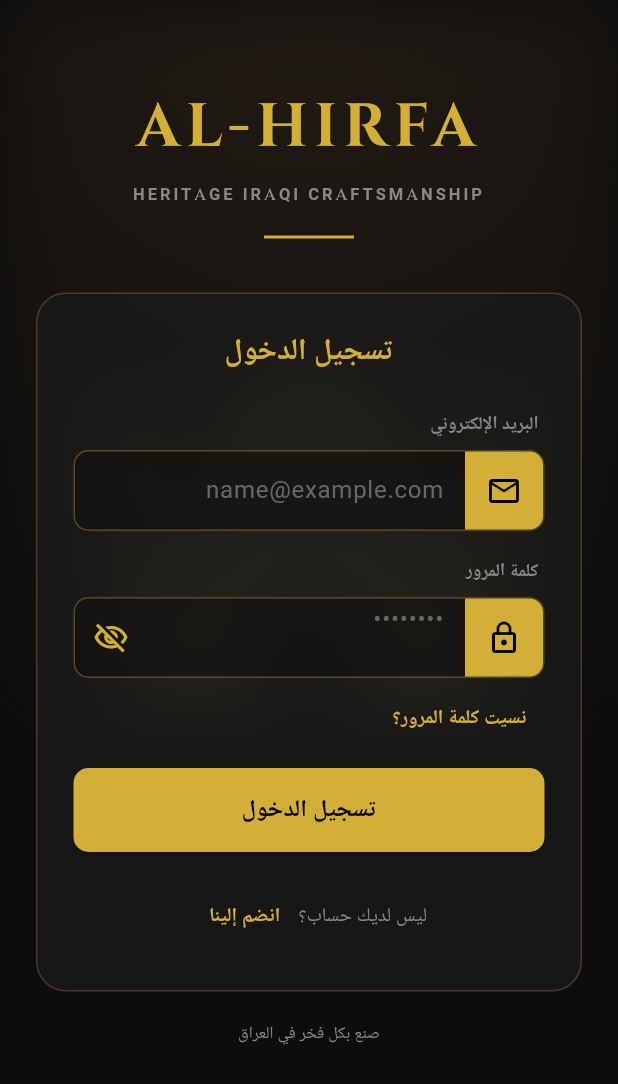
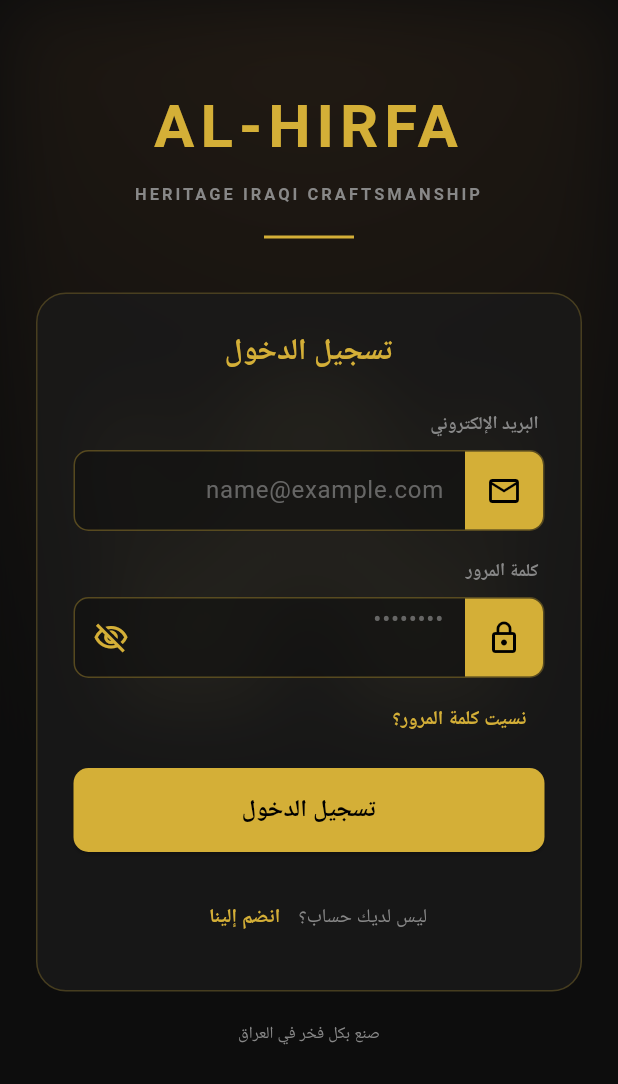
Before and after one commit to btar457/AL_HIRFA, a Flutter app: the LoginScreen screen opened directly, on a phone screen of 412 x 824 dp. Shown: the top 1084 px of the screen. Run offline on Flutter 3.47's test engine with Material 3 defaults, Android fonts, the phone set to English and light mode, and no system bars; our stand-ins replace google_fonts; Roboto replaces fonts that are missing (Cairo).

Commit message:
إعادة شعار AL-HIRFA إلى خط Cairo بدل Cinzel
طلب المستخدم استخدام نفس خط التطبيق (Cairo) للشعار بدل الخط الزخرفي، فأزلت اعتماد google_fonts في هذا الملف والاعتماد على fontFamily الموروث من ThemeData.

Co-Authored-By: Claude Sonnet 5 <noreply@anthropic.com>
Claude-Session: https://claude.ai/code/session_01FCDWfnfAF6vDU23EdbefGp

```diff
--- a/lib/screens/auth/login_screen.dart
+++ b/lib/screens/auth/login_screen.dart
@@ -1,6 +1,5 @@
 import 'dart:ui';
 import 'package:flutter/material.dart';
-import 'package:google_fonts/google_fonts.dart';
 import '../../core/constants/colors.dart';
 
 /// شاشة تسجيل الدخول (تصميم على شكل بطاقة فوق خلفية ضبابية داكنة).
@@ -89,7 +88,7 @@ class _LoginScreenState extends State<LoginScreen> {
                 child: Column(
                   children: [
                     const SizedBox(height: 32),
-                    Text('AL-HIRFA', style: GoogleFonts.cinzel(color: AppColors.gold, fontSize: 40, fontWeight: FontWeight.bold, letterSpacing: 4)),
+                    const Text('AL-HIRFA', style: TextStyle(color: AppColors.gold, fontSize: 40, fontWeight: FontWeight.bold, letterSpacing: 4)),
                     const SizedBox(height: 8),
                     Text('HERITAGE IRAQI CRAFTSMANSHIP', style: TextStyle(color: AppColors.subText, fontSize: 11, letterSpacing: 2, fontWeight: FontWeight.w600)),
                     const SizedBox(height: 20),
```
